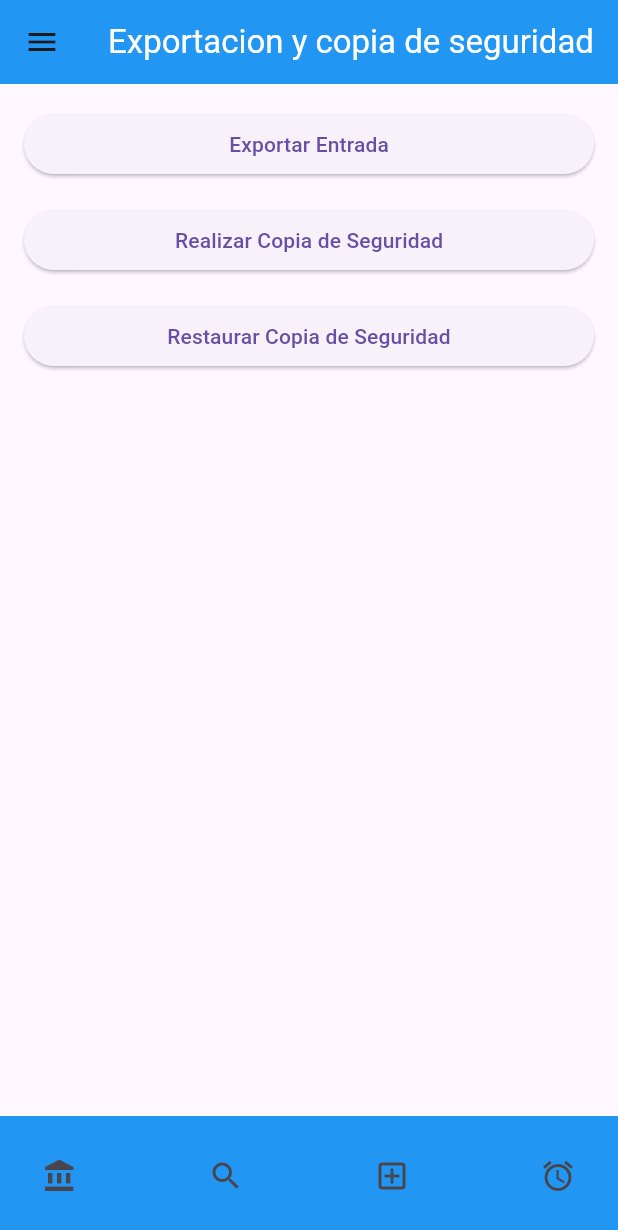
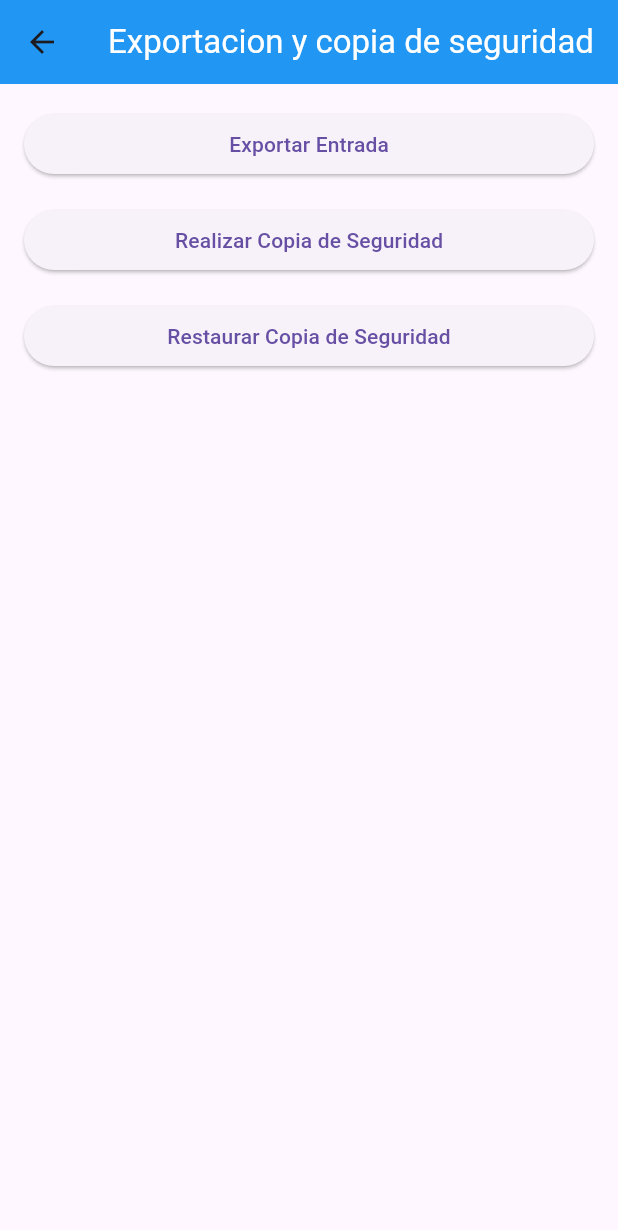
Before and after one commit to MiguelIrigoyen/my_diario_digital, a Flutter app: the ExportarCopiaSeguridad screen opened by its route, on a phone screen of 412 x 824 dp. Shown: the top 1230 px of the screen. Run offline on Flutter 3.47's test engine with Material 3 defaults, Android fonts, the phone set to English and light mode, and no system bars; our stand-ins replace google_fonts, sqflite; accounts and stored records are empty.

Commit message:
bottomNavigationBar

```diff
--- a/my_diario_digital/lib/exportacioncopias.dart
+++ b/my_diario_digital/lib/exportacioncopias.dart
@@ -13,44 +13,7 @@ class ExportarCopiaSeguridad extends StatelessWidget {
             ),
           ),
         ),
-        drawer: Drawer(
-          child: ListView(
-            padding: EdgeInsets.zero,
-            children: [
-              DrawerHeader(
-                decoration: BoxDecoration(color: Colors.blue),
-                child: Text(
-                  'Menú',
-                  style: TextStyle(
-                    color: Colors.white,
-                    fontSize: 24,
-                  ),
-                ),
-              ),
-              ListTile(
-                leading: Icon(Icons.home),
-                title: Text('Inicio'),
-                onTap: () {
-                  // Acción al presionar
-                },
-              ),
-              ListTile(
-                leading: Icon(Icons.settings),
-                title: Text('Configuración'),
-                onTap: () {
-                  // Acción al presionar
-                },
-              ),
-              ListTile(
-                leading: Icon(Icons.logout),
-                title: Text('Cerrar sesión'),
-                onTap: () {
-                  // Acción al presionar
-                },
-              ),
-            ],
-          ),
-        ),
+
       body: Padding(
         padding: const EdgeInsets.all(16.0),
         child: Column(
@@ -82,39 +45,6 @@ class ExportarCopiaSeguridad extends StatelessWidget {
           ],
         ),
       ),
-      bottomNavigationBar: BottomAppBar(
-        color: Colors.blue,
-        child: Row(
-          mainAxisAlignment: MainAxisAlignment.spaceBetween,
-          children: [
-            IconButton(
-              icon: Icon(Icons.account_balance_sharp),
-              onPressed: () {},
-            ),
-            IconButton(
-              icon: Icon(Icons.search),
-              onPressed: () {
-                // Navegar a la pantalla de exportacion  y copia de seguridad
-                Navigator.pushNamed(context, '/ecSeguridad');
-              },
-            ),
-            IconButton(
-              icon: Icon(Icons.add_box_outlined),
-              onPressed: () {
-                // Navegar a la entradas
-                Navigator.pushNamed(context, '/entradas');
-              },
-            ),
-            IconButton(
-              icon: Icon(Icons.access_alarm),
-              onPressed: () {
-                // Navegar a la entradas
-                Navigator.pushNamed(context, '/entradas');
-              },
-            ),
-          ],
-        ),
-      ),
     );
   }
 
```
Also changed, not shown: my_diario_digital/lib/main.dart (+7 -4 lines).
